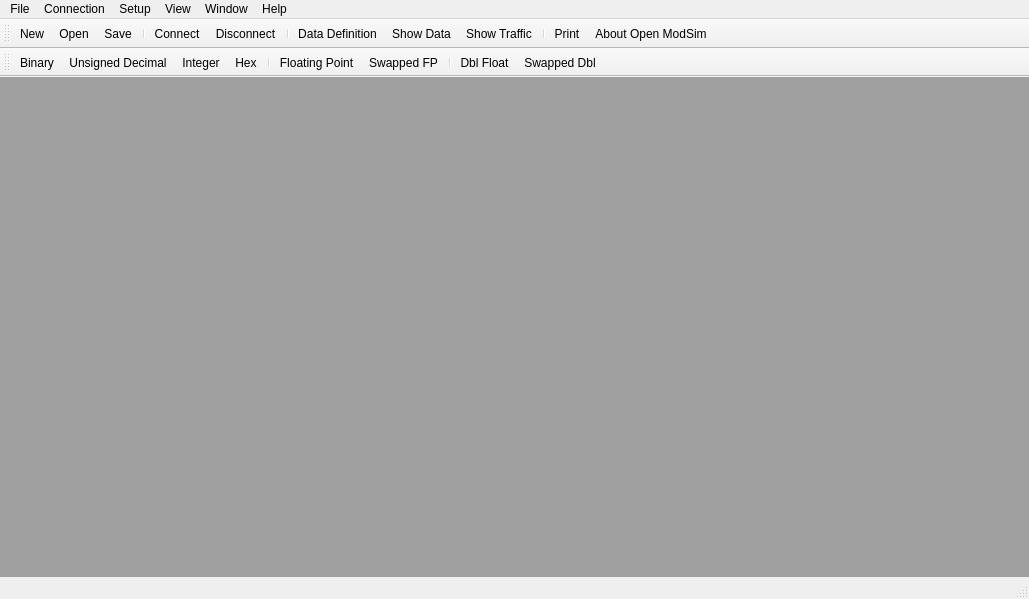
Above: omodsim/mainwindow.ui from sanny32/OpenModSim before the change. Below: the same form after it.
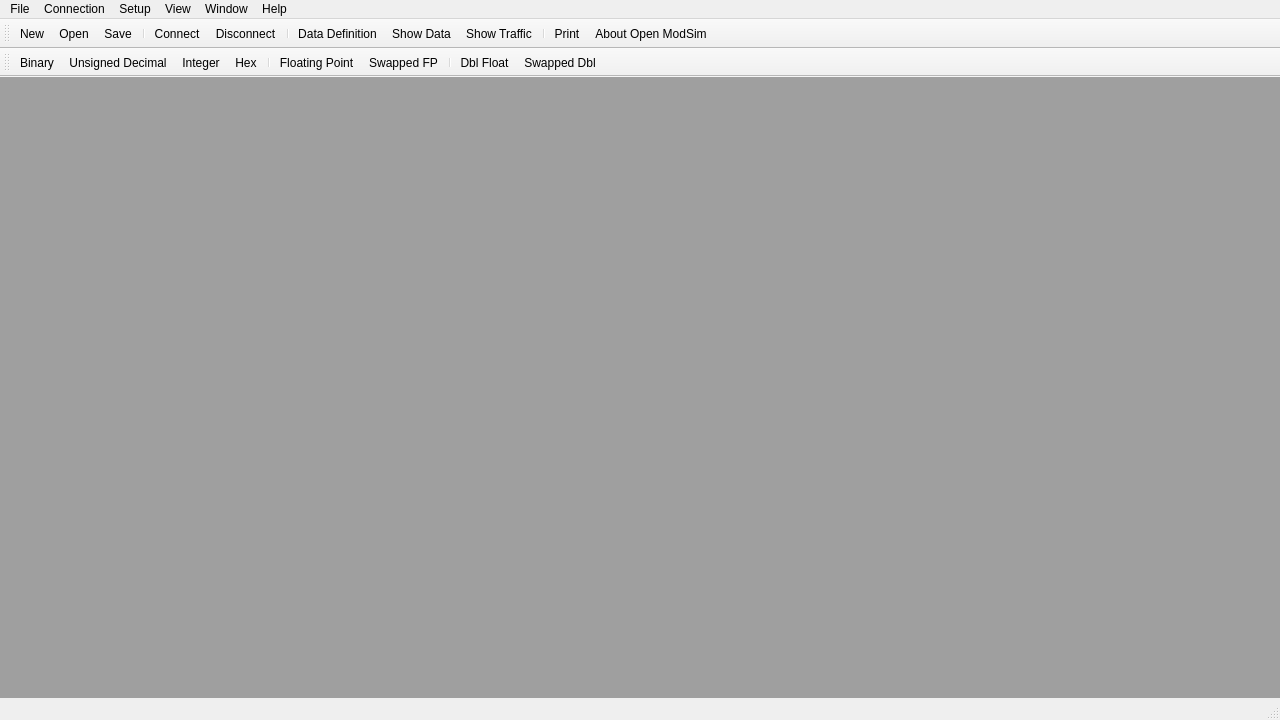
That is the form after the change. Icons and pictures are not drawn.

```diff
--- a/omodsim/mainwindow.ui
+++ b/omodsim/mainwindow.ui
@@ -6,8 +6,8 @@
    <rect>
     <x>0</x>
     <y>0</y>
-    <width>1029</width>
-    <height>599</height>
+    <width>1280</width>
+    <height>720</height>
    </rect>
   </property>
   <property name="windowTitle">
@@ -37,7 +37,7 @@
     <rect>
      <x>0</x>
      <y>0</y>
-     <width>1029</width>
+     <width>1280</width>
      <height>22</height>
     </rect>
    </property>
```
Left out of the diff: 2 changed lines with no effect on the pictures.
